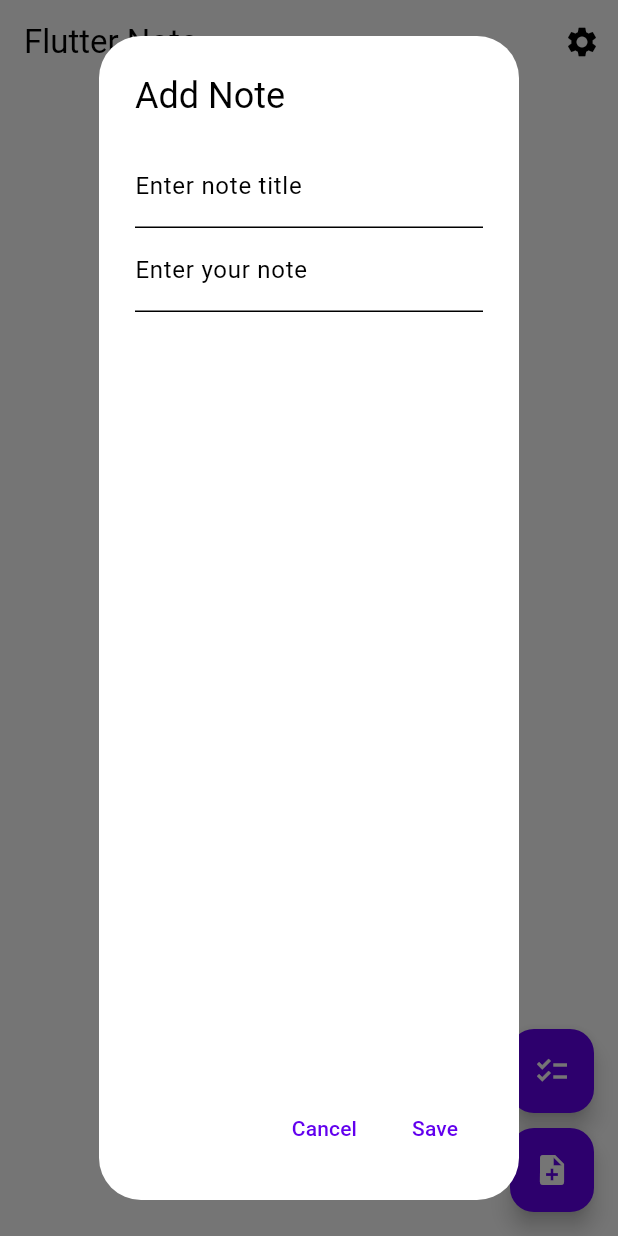
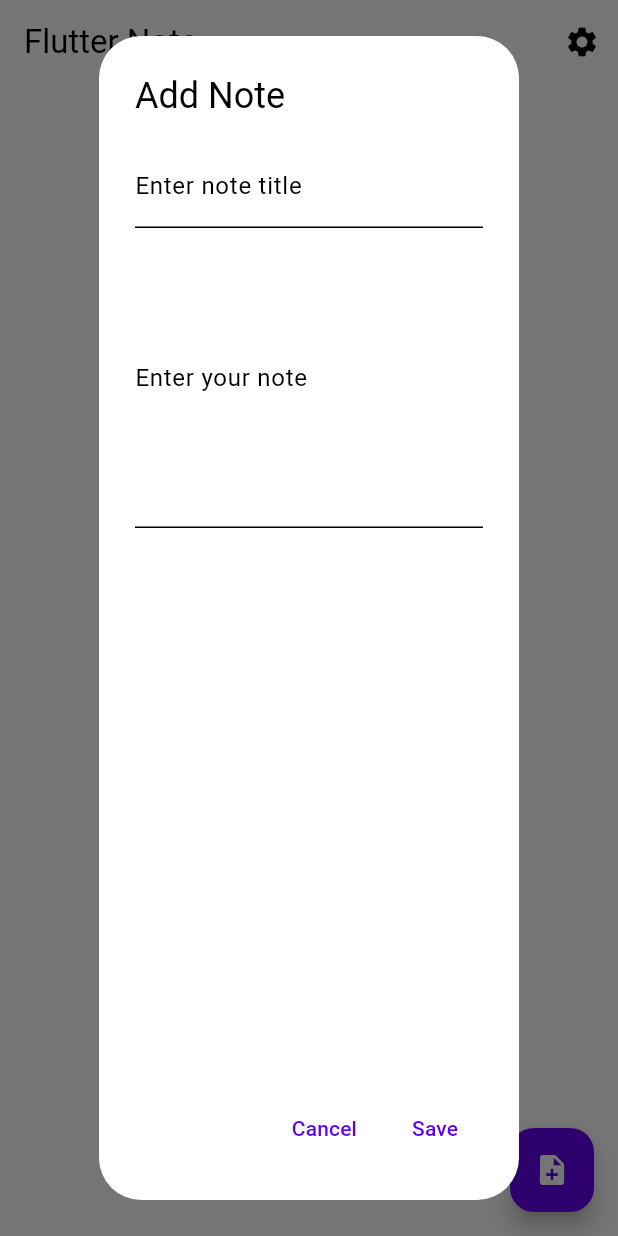
Before and after one commit to Generekalipsa/flutter_note, a Flutter app: the screen it shows after launch, after a tap on the "note add" icon, on a phone screen of 412 x 824 dp. Run offline on Flutter 3.47's test engine with Material 3 defaults, Android fonts, the phone set to English and light mode, and no system bars; our stand-ins replace shared_preferences.

Commit message:
Added option to edit notes and information button in Settings screen. Minor layout changes.

```diff
--- a/lib/main.dart
+++ b/lib/main.dart
@@ -46,8 +46,6 @@ class _MyHomePageState extends State<MyHomePage> {
     _loadNotes();
   }
 
-  void _emptyFunction(){}
-
   void _loadNotes() async {
     final prefs = await SharedPreferences.getInstance();
     final notesJson = prefs.getStringList('notes');
@@ -64,15 +62,15 @@ class _MyHomePageState extends State<MyHomePage> {
     prefs.setStringList('notes', notesJson);
   }
 
-  void _addNote() {
-    TextEditingController titleController = TextEditingController();
-    TextEditingController noteController = TextEditingController();
+  void _addNoteOrEditNote({Map<String, String>? noteToEdit}) {
+    TextEditingController titleController = TextEditingController(text: noteToEdit?['title'] ?? '');
+    TextEditingController noteController = TextEditingController(text: noteToEdit?['note'] ?? '');
 
     showDialog(
       context: context,
       builder: (context) {
         return AlertDialog(
-          title: Text('Add Note'),
+          title: Text(noteToEdit == null ? 'Add Note' : 'Edit Note'),
           content: Column(
             crossAxisAlignment: CrossAxisAlignment.start,
             children: [
@@ -80,9 +78,17 @@ class _MyHomePageState extends State<MyHomePage> {
                 controller: titleController,
                 decoration: InputDecoration(labelText: 'Enter note title'),
               ),
-              TextField(
+              Container(
+                constraints: BoxConstraints(
+                  maxHeight: 200.0,
+                ),
+                child: TextField(
                   controller: noteController,
+                  expands: true,
+                  maxLines: null,
+                  keyboardType: TextInputType.multiline,
                   decoration: InputDecoration(labelText: 'Enter your note'),
+                ),
               ),
             ],
           ),
@@ -96,15 +102,23 @@ class _MyHomePageState extends State<MyHomePage> {
             TextButton(
               onPressed: () {
                 setState(() {
+                  if (noteToEdit == null) {
                     _notes.add({
                       'title': titleController.text,
                       'note': noteController.text,
                     });
+                  } else {
+                    final index = _notes.indexOf(noteToEdit);
+                    if (index != -1) {
+                      _notes[index]['title'] = titleController.text;
+                      _notes[index]['note'] = noteController.text;
+                    }
+                  }
                 });
                 _saveNotes();
                 Navigator.pop(context);
               },
-              child: Text('Save'),
+              child: Text(noteToEdit == null ? 'Save' : 'Update'),
             ),
           ],
         );
@@ -129,14 +143,16 @@ class _MyHomePageState extends State<MyHomePage> {
             onPressed: () {
               Navigator.push(
                 context,
-                    MaterialPageRoute(builder: (context) => SettingsScreen())
+                MaterialPageRoute(builder: (context) => SettingsScreen()),
               );
             },
             tooltip: "settings",
-              icon: const Icon(Icons.settings))
+            icon: const Icon(Icons.settings),
+          )
         ],
       ),
-      body: Center(
+      body: SingleChildScrollView(
+        child: Center(
           child: Column(
             crossAxisAlignment: CrossAxisAlignment.start,
             children: <Widget>[
@@ -146,6 +162,13 @@ class _MyHomePageState extends State<MyHomePage> {
                     final index = entry.key;
                     final note = entry.value;
 
+                    return GestureDetector(
+                      onLongPress: () {
+                        _addNoteOrEditNote(noteToEdit: note);
+                      },
+                      child: Builder(
+                        builder: (context) {
+                          try {
                             return Dismissible(
                               key: Key(index.toString()),
                               onDismissed: (direction) {
@@ -184,33 +207,27 @@ class _MyHomePageState extends State<MyHomePage> {
                                 ),
                               ),
                             );
+                          } catch (e) {
+                            print('Error: $e');
+                            return SizedBox.shrink();
+                          }
+                        },
+                      ),
+                    );
                   },
                 ).toList(),
               ),
             ],
           ),
         ),
-      floatingActionButton:
-
-        Column(
-          mainAxisAlignment: MainAxisAlignment.end,
-          crossAxisAlignment: CrossAxisAlignment.end,
-          children: [
-            FloatingActionButton(
-              onPressed: _emptyFunction,
-              tooltip: 'Add list',
-              child: const Icon(Icons.checklist),
       ),
-            SizedBox(height: 10),
-            FloatingActionButton(
-              onPressed: _addNote,
-              tooltip: 'Add note',
+      floatingActionButton: FloatingActionButton(
+        onPressed: () {
+          _addNoteOrEditNote();
+        },
+        tooltip: 'Add',
         child: const Icon(Icons.note_add),
       ),
-          ],
-        )
-
-
     );
   }
 }
```
Also changed, not shown: lib/settings.dart (+39 -4 lines), 2 other files. Lines whose indentation alone changed are shown as unchanged.
